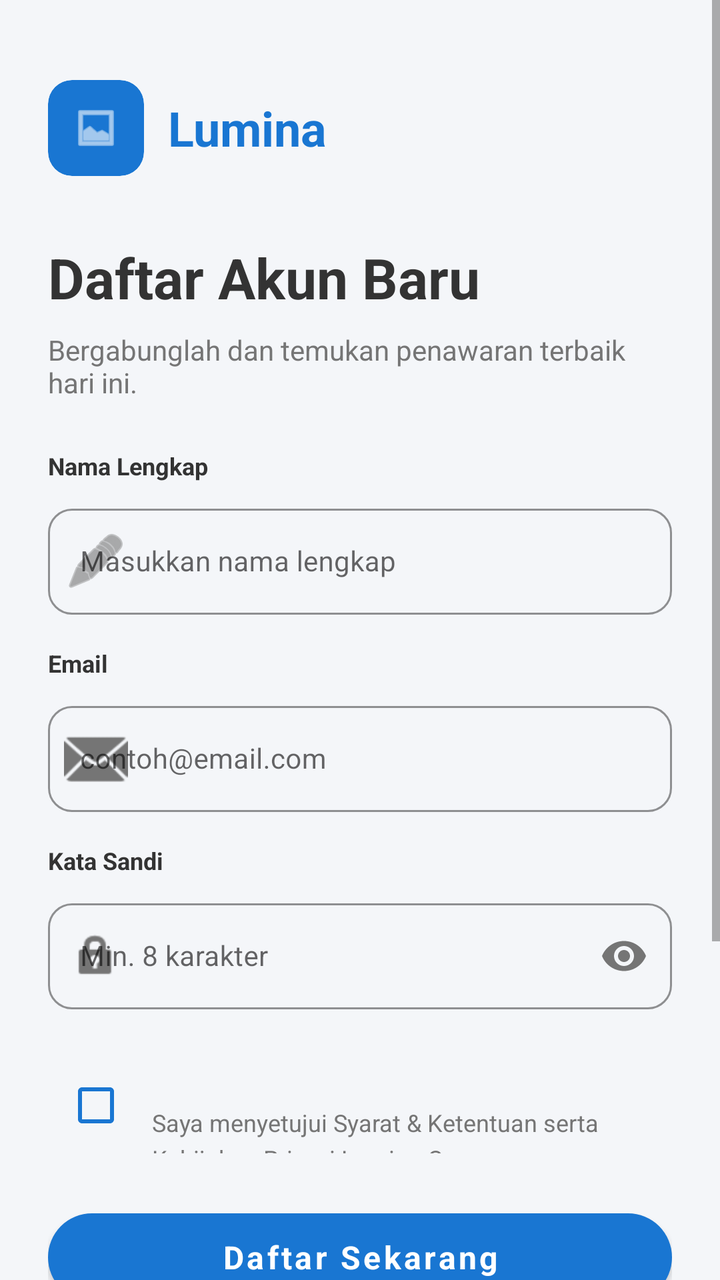
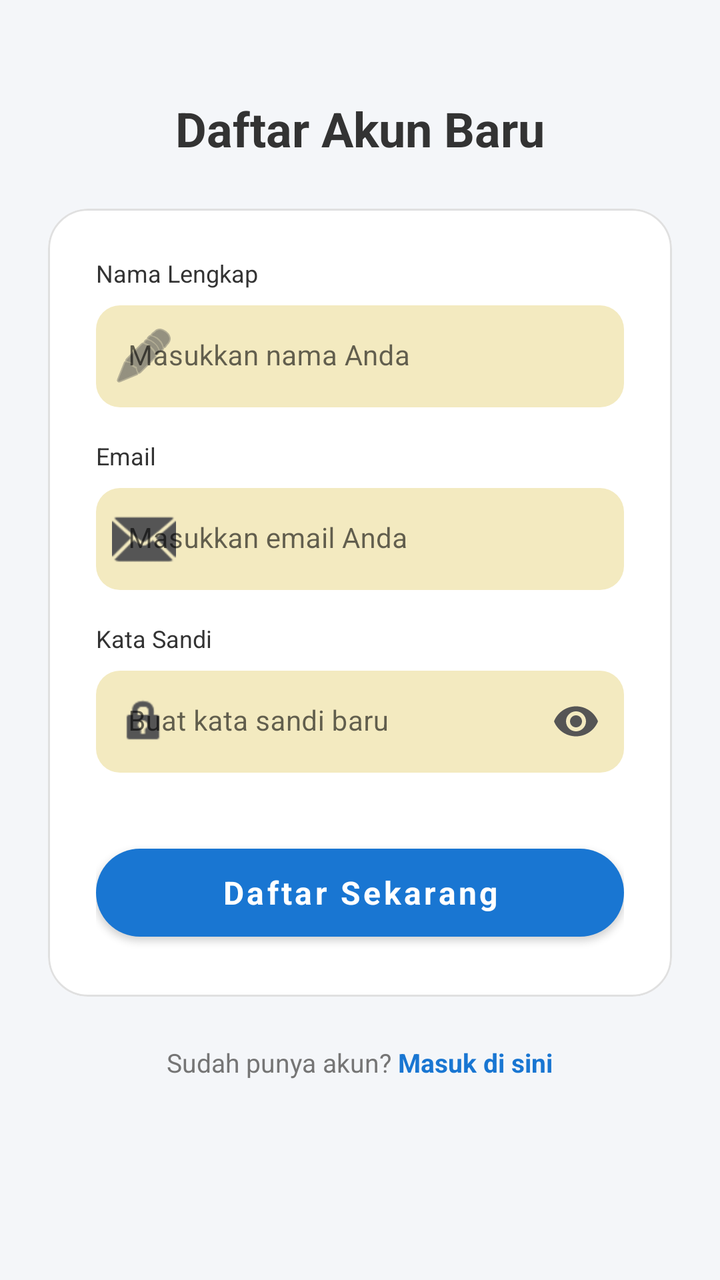

Compare the two renders of this Android layout. The source of the first and the diff that turns it into the second are given below.
<!-- AndroidManifest.xml: application theme Theme.DataMart -->
<!-- res/layout/activity_register.xml -->
<?xml version="1.0" encoding="utf-8"?>
<ScrollView xmlns:android="http://schemas.android.com/apk/res/android"
    xmlns:app="http://schemas.android.com/apk/res-auto"
    android:layout_width="match_parent"
    android:layout_height="match_parent"
    android:fillViewport="true"
    android:background="@color/background_light">

    <LinearLayout
        android:layout_width="match_parent"
        android:layout_height="wrap_content"
        android:orientation="vertical"
        android:padding="24dp">

        <LinearLayout
            android:layout_width="wrap_content"
            android:layout_height="wrap_content"
            android:layout_marginTop="16dp"
            android:gravity="center_vertical"
            android:orientation="horizontal">

            <com.google.android.material.card.MaterialCardView
                android:layout_width="48dp"
                android:layout_height="48dp"
                app:cardBackgroundColor="@color/lumina_blue"
                app:cardCornerRadius="12dp"
                app:cardElevation="0dp">

                <ImageView
                    android:layout_width="24dp"
                    android:layout_height="24dp"
                    android:layout_gravity="center"
                    android:src="@android:drawable/ic_menu_gallery"
                    app:tint="@color/white" />
            </com.google.android.material.card.MaterialCardView>

            <TextView
                android:layout_width="wrap_content"
                android:layout_height="wrap_content"
                android:layout_marginStart="12dp"
                android:text="Lumina"
                android:textColor="@color/lumina_blue"
                android:textSize="24sp"
                android:textStyle="bold" />
        </LinearLayout>

        <TextView
            android:layout_width="wrap_content"
            android:layout_height="wrap_content"
            android:layout_marginTop="32dp"
            android:text="Daftar Akun Baru"
            android:textColor="@color/text_primary"
            android:textSize="28sp"
            android:textStyle="bold" />

        <TextView
            android:layout_width="wrap_content"
            android:layout_height="wrap_content"
            android:layout_marginTop="8dp"
            android:layout_marginBottom="24dp"
            android:text="Bergabunglah dan temukan penawaran terbaik hari ini."
            android:textColor="@color/text_secondary"
            android:textSize="14sp" />

        <TextView
            android:layout_width="wrap_content"
            android:layout_height="wrap_content"
            android:text="Nama Lengkap"
            android:textColor="@color/text_primary"
            android:textSize="12sp"
            android:textStyle="bold" />

        <com.google.android.material.textfield.TextInputLayout
            style="@style/Widget.MaterialComponents.TextInputLayout.OutlinedBox"
            android:layout_width="match_parent"
            android:layout_height="wrap_content"
            android:layout_marginTop="8dp"
            android:layout_marginBottom="16dp"
            app:boxBackgroundColor="#F4F6F9"
            app:boxCornerRadiusBottomEnd="12dp"
            app:boxCornerRadiusBottomStart="12dp"
            app:boxCornerRadiusTopEnd="12dp"
            app:boxCornerRadiusTopStart="12dp"
            app:boxStrokeColor="#E0E0E0"
            app:startIconDrawable="@android:drawable/ic_menu_edit"
            app:startIconTint="@color/text_secondary">

            <com.google.android.material.textfield.TextInputEditText
                android:id="@+id/etNameReg"
                android:layout_width="match_parent"
                android:layout_height="wrap_content"
                android:hint="Masukkan nama lengkap"
                android:inputType="textPersonName"
                android:textColor="@color/text_primary"
                android:textSize="14sp" />
        </com.google.android.material.textfield.TextInputLayout>

        <TextView
            android:layout_width="wrap_content"
            android:layout_height="wrap_content"
            android:text="Email"
            android:textColor="@color/text_primary"
            android:textSize="12sp"
            android:textStyle="bold" />

        <com.google.android.material.textfield.TextInputLayout
            style="@style/Widget.MaterialComponents.TextInputLayout.OutlinedBox"
            android:layout_width="match_parent"
            android:layout_height="wrap_content"
            android:layout_marginTop="8dp"
            android:layout_marginBottom="16dp"
            app:boxBackgroundColor="#F4F6F9"
            app:boxCornerRadiusBottomEnd="12dp"
            app:boxCornerRadiusBottomStart="12dp"
            app:boxCornerRadiusTopEnd="12dp"
            app:boxCornerRadiusTopStart="12dp"
            app:boxStrokeColor="#E0E0E0"
            app:startIconDrawable="@android:drawable/ic_dialog_email"
            app:startIconTint="@color/text_secondary">

            <com.google.android.material.textfield.TextInputEditText
                android:id="@+id/etEmailReg"
                android:layout_width="match_parent"
                android:layout_height="wrap_content"
                android:hint="contoh@email.com"
                android:inputType="textEmailAddress"
                android:textColor="@color/text_primary"
                android:textSize="14sp" />
        </com.google.android.material.textfield.TextInputLayout>

        <TextView
            android:layout_width="wrap_content"
            android:layout_height="wrap_content"
            android:text="Kata Sandi"
            android:textColor="@color/text_primary"
            android:textSize="12sp"
            android:textStyle="bold" />

        <com.google.android.material.textfield.TextInputLayout
            style="@style/Widget.MaterialComponents.TextInputLayout.OutlinedBox"
            android:layout_width="match_parent"
            android:layout_height="wrap_content"
            android:layout_marginTop="8dp"
            android:layout_marginBottom="16dp"
            app:boxBackgroundColor="#F4F6F9"
            app:boxCornerRadiusBottomEnd="12dp"
            app:boxCornerRadiusBottomStart="12dp"
            app:boxCornerRadiusTopEnd="12dp"
            app:boxCornerRadiusTopStart="12dp"
            app:boxStrokeColor="#E0E0E0"
            app:passwordToggleEnabled="true"
            app:passwordToggleTint="@color/text_secondary"
            app:startIconDrawable="@android:drawable/ic_lock_idle_lock"
            app:startIconTint="@color/text_secondary">

            <com.google.android.material.textfield.TextInputEditText
                android:id="@+id/etPasswordReg"
                android:layout_width="match_parent"
                android:layout_height="wrap_content"
                android:hint="Min. 8 karakter"
                android:inputType="textPassword"
                android:textColor="@color/text_primary"
                android:textSize="14sp" />
        </com.google.android.material.textfield.TextInputLayout>

        <LinearLayout
            android:layout_width="match_parent"
            android:layout_height="wrap_content"
            android:layout_marginTop="8dp"
            android:orientation="horizontal"
            android:gravity="top">

            <CheckBox
                android:id="@+id/cbTerms"
                android:layout_width="wrap_content"
                android:layout_height="wrap_content"
                android:buttonTint="@color/lumina_blue" />

            <TextView
                android:layout_width="wrap_content"
                android:layout_height="wrap_content"
                android:layout_marginStart="4dp"
                android:layout_marginTop="8dp"
                android:text="Saya menyetujui Syarat &amp; Ketentuan serta Kebijakan Privasi Lumina Commerce."
                android:textColor="@color/text_secondary"
                android:textSize="12sp"
                android:lineSpacingExtra="4dp"/>
        </LinearLayout>

        <com.google.android.material.button.MaterialButton
            android:id="@+id/btnRegister"
            android:layout_width="match_parent"
            android:layout_height="56dp"
            android:layout_marginTop="24dp"
            android:text="Daftar Sekarang"
            android:textAllCaps="false"
            android:textSize="16sp"
            android:textStyle="bold"
            app:backgroundTint="@color/lumina_blue"
            app:cornerRadius="28dp" />

        <LinearLayout
            android:layout_width="match_parent"
            android:layout_height="wrap_content"
            android:layout_marginTop="24dp"
            android:gravity="center_vertical"
            android:orientation="horizontal">

            <View
                android:layout_width="0dp"
                android:layout_height="1dp"
                android:layout_weight="1"
                android:background="#E0E0E0" />

            <TextView
                android:layout_width="wrap_content"
                android:layout_height="wrap_content"
                android:layout_marginHorizontal="16dp"
                android:text="Atau daftar dengan"
                android:textColor="@color/text_secondary"
                android:textSize="12sp" />

            <View
                android:layout_width="0dp"
                android:layout_height="1dp"
                android:layout_weight="1"
                android:background="#E0E0E0" />
        </LinearLayout>

        <LinearLayout
            android:layout_width="match_parent"
            android:layout_height="wrap_content"
            android:layout_marginTop="16dp"
            android:baselineAligned="false"
            android:orientation="horizontal">

            <com.google.android.material.button.MaterialButton
                style="@style/Widget.MaterialComponents.Button.OutlinedButton"
                android:layout_width="0dp"
                android:layout_height="50dp"
                android:layout_marginEnd="8dp"
                android:layout_weight="1"
                android:text="Google"
                android:textAllCaps="false"
                android:textColor="@color/text_primary"
                app:cornerRadius="12dp"
                app:strokeColor="#E0E0E0" />

            <com.google.android.material.button.MaterialButton
                style="@style/Widget.MaterialComponents.Button.OutlinedButton"
                android:layout_width="0dp"
                android:layout_height="50dp"
                android:layout_marginStart="8dp"
                android:layout_weight="1"
                android:text="Facebook"
                android:textAllCaps="false"
                android:textColor="@color/text_primary"
                app:cornerRadius="12dp"
                app:strokeColor="#E0E0E0" />
        </LinearLayout>

        <LinearLayout
            android:layout_width="match_parent"
            android:layout_height="wrap_content"
            android:layout_marginTop="32dp"
            android:layout_marginBottom="32dp"
            android:gravity="center"
            android:orientation="horizontal">

            <TextView
                android:layout_width="wrap_content"
                android:layout_height="wrap_content"
                android:text="Sudah punya akun? "
                android:textColor="@color/text_secondary"
                android:textSize="14sp" />

            <TextView
                android:id="@+id/tvLogin"
                android:layout_width="wrap_content"
                android:layout_height="wrap_content"
                android:text="Masuk di sini"
                android:textColor="@color/lumina_blue"
                android:textSize="14sp"
                android:textStyle="bold" />
        </LinearLayout>

    </LinearLayout>
</ScrollView>
<!-- resources referenced by this layout -->
<resources>
  <color name="background_light">#F4F6F9</color>
  <color name="lumina_blue">#1976D2</color>
  <color name="text_primary">#333333</color>
  <color name="text_secondary">#757575</color>
  <color name="white">#FFFFFFFF</color>
  <style name="Theme.DataMart" parent="Theme.MaterialComponents.DayNight.NoActionBar">
  
          <item name="colorPrimary">@color/colorPrimary</item>
          <item name="colorPrimaryVariant">@color/colorPrimaryDark</item>
          <item name="colorOnPrimary">@color/white</item>
  
          <item name="colorSecondary">@color/colorAccent</item>
          <item name="colorSecondaryVariant">@color/colorAccent</item>
          <item name="colorOnSecondary">@color/white</item>
  
          <item name="android:statusBarColor">@color/colorPrimaryDark</item>
  
          <item name="android:fontFamily">sans-serif</item>
      </style>
  <color name="colorPrimary">#1976D2</color>
  <color name="colorPrimaryDark">#115293</color>
  <color name="colorAccent">#FF4081</color>
</resources>

<!-- the commit's change to res/layout/activity_register.xml (unified diff, before → after) -->
@@ -3,267 +3,164 @@
     xmlns:app="http://schemas.android.com/apk/res-auto"
     android:layout_width="match_parent"
     android:layout_height="match_parent"
-    android:fillViewport="true"
-    android:background="@color/background_light">
+    android:background="@color/background_light"
+    android:fillViewport="true">
 
     <LinearLayout
         android:layout_width="match_parent"
         android:layout_height="wrap_content"
         android:orientation="vertical"
-        android:padding="24dp">
-
-        <LinearLayout
-            android:layout_width="wrap_content"
-            android:layout_height="wrap_content"
-            android:layout_marginTop="16dp"
-            android:gravity="center_vertical"
-            android:orientation="horizontal">
-
-            <com.google.android.material.card.MaterialCardView
-                android:layout_width="48dp"
-                android:layout_height="48dp"
-                app:cardBackgroundColor="@color/lumina_blue"
-                app:cardCornerRadius="12dp"
-                app:cardElevation="0dp">
-
-                <ImageView
-                    android:layout_width="24dp"
-                    android:layout_height="24dp"
-                    android:layout_gravity="center"
-                    android:src="@android:drawable/ic_menu_gallery"
-                    app:tint="@color/white" />
-            </com.google.android.material.card.MaterialCardView>
-
-            <TextView
-                android:layout_width="wrap_content"
-                android:layout_height="wrap_content"
-                android:layout_marginStart="12dp"
-                android:text="Lumina"
-                android:textColor="@color/lumina_blue"
-                android:textSize="24sp"
-                android:textStyle="bold" />
-        </LinearLayout>
+        android:padding="24dp"
+        android:gravity="center_horizontal">
 
         <TextView
             android:layout_width="wrap_content"
             android:layout_height="wrap_content"
-            android:layout_marginTop="32dp"
+            android:layout_marginTop="24dp"
+            android:layout_marginBottom="24dp"
             android:text="Daftar Akun Baru"
             android:textColor="@color/text_primary"
-            android:textSize="28sp"
+            android:textSize="24sp"
             android:textStyle="bold" />
 
-        <TextView
-            android:layout_width="wrap_content"
-            android:layout_height="wrap_content"
-            android:layout_marginTop="8dp"
-            android:layout_marginBottom="24dp"
-            android:text="Bergabunglah dan temukan penawaran terbaik hari ini."
-            android:textColor="@color/text_secondary"
-            android:textSize="14sp" />
-
-        <TextView
-            android:layout_width="wrap_content"
-            android:layout_height="wrap_content"
-            android:text="Nama Lengkap"
-            android:textColor="@color/text_primary"
-            android:textSize="12sp"
-            android:textStyle="bold" />
-
-        <com.google.android.material.textfield.TextInputLayout
-            style="@style/Widget.MaterialComponents.TextInputLayout.OutlinedBox"
+        <com.google.android.material.card.MaterialCardView
             android:layout_width="match_parent"
             android:layout_height="wrap_content"
-            android:layout_marginTop="8dp"
-            android:layout_marginBottom="16dp"
-            app:boxBackgroundColor="#F4F6F9"
-            app:boxCornerRadiusBottomEnd="12dp"
-            app:boxCornerRadiusBottomStart="12dp"
-            app:boxCornerRadiusTopEnd="12dp"
-            app:boxCornerRadiusTopStart="12dp"
-            app:boxStrokeColor="#E0E0E0"
-            app:startIconDrawable="@android:drawable/ic_menu_edit"
-            app:startIconTint="@color/text_secondary">
+            app:cardBackgroundColor="@color/white"
+            app:cardCornerRadius="20dp"
+            app:cardElevation="0dp"
+            app:strokeColor="#E0E0E0"
+            app:strokeWidth="1dp">
 
-            <com.google.android.material.textfield.TextInputEditText
-                android:id="@+id/etNameReg"
+            <LinearLayout
                 android:layout_width="match_parent"
                 android:layout_height="wrap_content"
-                android:hint="Masukkan nama lengkap"
-                android:inputType="textPersonName"
-                android:textColor="@color/text_primary"
-                android:textSize="14sp" />
-        </com.google.android.material.textfield.TextInputLayout>
+                android:orientation="vertical"
+                android:padding="24dp">
 
-        <TextView
-            android:layout_width="wrap_content"
-            android:layout_height="wrap_content"
-            android:text="Email"
-            android:textColor="@color/text_primary"
-            android:textSize="12sp"
-            android:textStyle="bold" />
+                <TextView
+                    android:layout_width="wrap_content"
+                    android:layout_height="wrap_content"
+                    android:text="Nama Lengkap"
+                    android:textColor="@color/text_primary"
+                    android:textSize="12sp"
+                    android:layout_marginBottom="8dp"/>
 
-        <com.google.android.material.textfield.TextInputLayout
-            style="@style/Widget.MaterialComponents.TextInputLayout.OutlinedBox"
-            android:layout_width="match_parent"
-            android:layout_height="wrap_content"
-            android:layout_marginTop="8dp"
-            android:layout_marginBottom="16dp"
-            app:boxBackgroundColor="#F4F6F9"
-            app:boxCornerRadiusBottomEnd="12dp"
-            app:boxCornerRadiusBottomStart="12dp"
-            app:boxCornerRadiusTopEnd="12dp"
-            app:boxCornerRadiusTopStart="12dp"
-            app:boxStrokeColor="#E0E0E0"
-            app:startIconDrawable="@android:drawable/ic_dialog_email"
-            app:startIconTint="@color/text_secondary">
+                <com.google.android.material.textfield.TextInputLayout
+                    android:layout_width="match_parent"
+                    android:layout_height="wrap_content"
+                    app:boxBackgroundColor="#F3EAC0"
+                    app:boxCornerRadiusBottomEnd="12dp"
+                    app:boxCornerRadiusBottomStart="12dp"
+                    app:boxCornerRadiusTopEnd="12dp"
+                    app:boxCornerRadiusTopStart="12dp"
+                    app:boxStrokeWidth="0dp"
+                    app:boxStrokeWidthFocused="0dp"
+                    app:startIconDrawable="@android:drawable/ic_menu_edit"
+                    app:startIconTint="#555555"
+                    android:layout_marginBottom="16dp">
 
-            <com.google.android.material.textfield.TextInputEditText
-                android:id="@+id/etEmailReg"
-                android:layout_width="match_parent"
-                android:layout_height="wrap_content"
-                android:hint="contoh@email.com"
-                android:inputType="textEmailAddress"
-                android:textColor="@color/text_primary"
-                android:textSize="14sp" />
-        </com.google.android.material.textfield.TextInputLayout>
+                    <com.google.android.material.textfield.TextInputEditText
+                        android:id="@+id/etNameRegister"
+                        android:layout_width="match_parent"
+                        android:layout_height="wrap_content"
+                        android:hint="Masukkan nama Anda"
+                        android:inputType="textPersonName"
+                        android:paddingVertical="16dp"
+                        android:textColor="#222222"
+                        android:textColorHint="#888888"
+                        android:textSize="14sp" />
+                </com.google.android.material.textfield.TextInputLayout>
 
-        <TextView
-            android:layout_width="wrap_content"
-            android:layout_height="wrap_content"
-            android:text="Kata Sandi"
-            android:textColor="@color/text_primary"
-            android:textSize="12sp"
-            android:textStyle="bold" />
+                <TextView
+                    android:layout_width="wrap_content"
+                    android:layout_height="wrap_content"
+                    android:text="Email"
+                    android:textColor="@color/text_primary"
+                    android:textSize="12sp"
+                    android:layout_marginBottom="8dp"/>
 
-        <com.google.android.material.textfield.TextInputLayout
-            style="@style/Widget.MaterialComponents.TextInputLayout.OutlinedBox"
-            android:layout_width="match_parent"
-            android:layout_height="wrap_content"
-            android:layout_marginTop="8dp"
-            android:layout_marginBottom="16dp"
-            app:boxBackgroundColor="#F4F6F9"
-            app:boxCornerRadiusBottomEnd="12dp"
-            app:boxCornerRadiusBottomStart="12dp"
-            app:boxCornerRadiusTopEnd="12dp"
-            app:boxCornerRadiusTopStart="12dp"
-            app:boxStrokeColor="#E0E0E0"
-            app:passwordToggleEnabled="true"
-            app:passwordToggleTint="@color/text_secondary"
-            app:startIconDrawable="@android:drawable/ic_lock_idle_lock"
-            app:startIconTint="@color/text_secondary">
+                <com.google.android.material.textfield.TextInputLayout
+                    android:layout_width="match_parent"
+                    android:layout_height="wrap_content"
+                    app:boxBackgroundColor="#F3EAC0"
+                    app:boxCornerRadiusBottomEnd="12dp"
+                    app:boxCornerRadiusBottomStart="12dp"
+                    app:boxCornerRadiusTopEnd="12dp"
+                    app:boxCornerRadiusTopStart="12dp"
+                    app:boxStrokeWidth="0dp"
+                    app:boxStrokeWidthFocused="0dp"
+                    app:startIconDrawable="@android:drawable/ic_dialog_email"
+                    app:startIconTint="#555555"
+                    android:layout_marginBottom="16dp">
 
-            <com.google.android.material.textfield.TextInputEditText
-                android:id="@+id/etPasswordReg"
-                android:layout_width="match_parent"
-                android:layout_height="wrap_content"
-                android:hint="Min. 8 karakter"
-                android:inputType="textPassword"
-                android:textColor="@color/text_primary"
-                android:textSize="14sp" />
-        </com.google.android.material.textfield.TextInputLayout>
+                    <com.google.android.material.textfield.TextInputEditText
+                        android:id="@+id/etEmailRegister"
+                        android:layout_width="match_parent"
+                        android:layout_height="wrap_content"
+                        android:hint="Masukkan email Anda"
+                        android:inputType="textEmailAddress"
+                        android:paddingVertical="16dp"
+                        android:textColor="#222222"
+                        android:textColorHint="#888888"
+                        android:textSize="14sp" />
+                </com.google.android.material.textfield.TextInputLayout>
 
-        <LinearLayout
-            android:layout_width="match_parent"
-            android:layout_height="wrap_content"
-            android:layout_marginTop="8dp"
-            android:orientation="horizontal"
-            android:gravity="top">
+                <TextView
+                    android:layout_width="wrap_content"
+                    android:layout_height="wrap_content"
+                    android:text="Kata Sandi"
+                    android:textColor="@color/text_primary"
+                    android:textSize="12sp"
+                    android:layout_marginBottom="8dp"/>
 
-            <CheckBox
-                android:id="@+id/cbTerms"
-                android:layout_width="wrap_content"
-                android:layout_height="wrap_content"
-                android:buttonTint="@color/lumina_blue" />
+                <com.google.android.material.textfield.TextInputLayout
+                    android:layout_width="match_parent"
+                    android:layout_height="wrap_content"
+                    app:boxBackgroundColor="#F3EAC0"
+                    app:boxCornerRadiusBottomEnd="12dp"
+                    app:boxCornerRadiusBottomStart="12dp"
+                    app:boxCornerRadiusTopEnd="12dp"
+                    app:boxCornerRadiusTopStart="12dp"
+                    app:boxStrokeWidth="0dp"
+                    app:boxStrokeWidthFocused="0dp"
+                    app:passwordToggleEnabled="true"
+                    app:passwordToggleTint="#555555"
+                    app:startIconDrawable="@android:drawable/ic_lock_idle_lock"
+                    app:startIconTint="#555555"
+                    android:layout_marginBottom="32dp">
 
-            <TextView
-                android:layout_width="wrap_content"
-                android:layout_height="wrap_content"
-                android:layout_marginStart="4dp"
-                android:layout_marginTop="8dp"
-                android:text="Saya menyetujui Syarat &amp; Ketentuan serta Kebijakan Privasi Lumina Commerce."
-                android:textColor="@color/text_secondary"
-                android:textSize="12sp"
-                android:lineSpacingExtra="4dp"/>
-        </LinearLayout>
+                    <com.google.android.material.textfield.TextInputEditText
+                        android:id="@+id/etPasswordRegister"
+                        android:layout_width="match_parent"
+                        android:layout_height="wrap_content"
+                        android:hint="Buat kata sandi baru"
+                        android:inputType="textPassword"
+                        android:paddingVertical="16dp"
+                        android:textColor="#222222"
+                        android:textColorHint="#888888"
+                        android:textSize="14sp" />
+                </com.google.android.material.textfield.TextInputLayout>
 
-        <com.google.android.material.button.MaterialButton
-            android:id="@+id/btnRegister"
-            android:layout_width="match_parent"
-            android:layout_height="56dp"
-            android:layout_marginTop="24dp"
-            android:text="Daftar Sekarang"
-            android:textAllCaps="false"
-            android:textSize="16sp"
-            android:textStyle="bold"
-            app:backgroundTint="@color/lumina_blue"
-            app:cornerRadius="28dp" />
+                <com.google.android.material.button.MaterialButton
+                    android:id="@+id/btnRegister"
+                    android:layout_width="match_parent"
+                    android:layout_height="56dp"
+                    android:text="Daftar Sekarang"
+                    android:textAllCaps="false"
+                    android:textColor="@color/white"
+                    android:textSize="16sp"
+                    android:textStyle="bold"
+                    app:backgroundTint="@color/lumina_blue"
+                    app:cornerRadius="28dp" />
+
+            </LinearLayout>
+        </com.google.android.material.card.MaterialCardView>
 
         <LinearLayout
             android:layout_width="match_parent"
             android:layout_height="wrap_content"
             android:layout_marginTop="24dp"
-            android:gravity="center_vertical"
-            android:orientation="horizontal">
-
-            <View
-                android:layout_width="0dp"
-                android:layout_height="1dp"
-                android:layout_weight="1"
-                android:background="#E0E0E0" />
-
-            <TextView
-                android:layout_width="wrap_content"
-                android:layout_height="wrap_content"
-                android:layout_marginHorizontal="16dp"
-                android:text="Atau daftar dengan"
-                android:textColor="@color/text_secondary"
-                android:textSize="12sp" />
-
-            <View
-                android:layout_width="0dp"
-                android:layout_height="1dp"
-                android:layout_weight="1"
-                android:background="#E0E0E0" />
-        </LinearLayout>
-
-        <LinearLayout
-            android:layout_width="match_parent"
-            android:layout_height="wrap_content"
-            android:layout_marginTop="16dp"
-            android:baselineAligned="false"
-            android:orientation="horizontal">
-
-            <com.google.android.material.button.MaterialButton
-                style="@style/Widget.MaterialComponents.Button.OutlinedButton"
-                android:layout_width="0dp"
-                android:layout_height="50dp"
-                android:layout_marginEnd="8dp"
-                android:layout_weight="1"
-                android:text="Google"
-                android:textAllCaps="false"
-                android:textColor="@color/text_primary"
-                app:cornerRadius="12dp"
-                app:strokeColor="#E0E0E0" />
-
-            <com.google.android.material.button.MaterialButton
-                style="@style/Widget.MaterialComponents.Button.OutlinedButton"
-                android:layout_width="0dp"
-                android:layout_height="50dp"
-                android:layout_marginStart="8dp"
-                android:layout_weight="1"
-                android:text="Facebook"
-                android:textAllCaps="false"
-                android:textColor="@color/text_primary"
-                app:cornerRadius="12dp"
-                app:strokeColor="#E0E0E0" />
-        </LinearLayout>
-
-        <LinearLayout
-            android:layout_width="match_parent"
-            android:layout_height="wrap_content"
-            android:layout_marginTop="32dp"
-            android:layout_marginBottom="32dp"
             android:gravity="center"
             android:orientation="horizontal">
 
@@ -272,15 +169,15 @@
                 android:layout_height="wrap_content"
                 android:text="Sudah punya akun? "
                 android:textColor="@color/text_secondary"
-                android:textSize="14sp" />
+                android:textSize="13sp" />
 
             <TextView
-                android:id="@+id/tvLogin"
+                android:id="@+id/tvGoToLogin"
                 android:layout_width="wrap_content"
                 android:layout_height="wrap_content"
                 android:text="Masuk di sini"
                 android:textColor="@color/lumina_blue"
-                android:textSize="14sp"
+                android:textSize="13sp"
                 android:textStyle="bold" />
         </LinearLayout>
 
